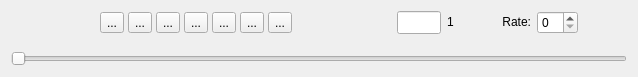
This is code/display/QtViewer/AnimatorWidget.ui in radio-astro/casa as Qt 5 draws it before an edit. The edited form follows.
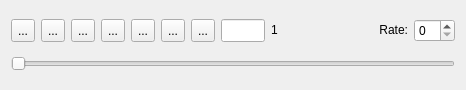
This is the edited form. Icons and pictures are not drawn.

Commit message:
New Development: no             JIRA Issue: no       Ready to Release: yes      Interface Changes: none What Interface Changed: none          Test Programs: none   Put in Release Notes: no
           Description: cleaning up the viewer dock because it was too tall to fit on my laptop screen (MB Air 11")

```diff
--- a/code/display/QtViewer/AnimatorWidget.ui
+++ b/code/display/QtViewer/AnimatorWidget.ui
@@ -6,8 +6,8 @@
    <rect>
     <x>0</x>
     <y>0</y>
-    <width>638</width>
-    <height>77</height>
+    <width>466</width>
+    <height>90</height>
    </rect>
   </property>
   <property name="sizePolicy">
@@ -19,61 +19,19 @@
   <property name="windowTitle">
    <string>AnimatorWidget</string>
   </property>
-  <layout class="QVBoxLayout" name="verticalLayout" stretch="1,0">
-   <property name="topMargin">
-    <number>0</number>
-   </property>
-   <property name="bottomMargin">
-    <number>0</number>
-   </property>
+  <layout class="QVBoxLayout" name="verticalLayout">
+   <item>
+    <layout class="QHBoxLayout" name="horizontalLayout_4">
    <item>
     <layout class="QHBoxLayout" name="horizontalLayout_2">
      <item>
-      <spacer name="horizontalSpacer_2">
-       <property name="orientation">
-        <enum>Qt::Horizontal</enum>
-       </property>
-       <property name="sizeHint" stdset="0">
-        <size>
-         <width>13</width>
-         <height>20</height>
-        </size>
-       </property>
-      </spacer>
-     </item>
-     <item>
-      <layout class="QHBoxLayout" name="_5">
-       <property name="spacing">
-        <number>4</number>
-       </property>
-       <item>
-        <spacer name="horizontalSpacer_5">
-         <property name="orientation">
-          <enum>Qt::Horizontal</enum>
-         </property>
-         <property name="sizeHint" stdset="0">
-          <size>
-           <width>40</width>
-           <height>20</height>
-          </size>
-         </property>
-        </spacer>
-       </item>
-       <item>
-        <spacer>
-         <property name="orientation">
-          <enum>Qt::Horizontal</enum>
-         </property>
-         <property name="sizeHint" stdset="0">
-          <size>
-           <width>0</width>
-           <height>0</height>
-          </size>
-         </property>
-        </spacer>
-       </item>
-       <item>
         <widget class="QToolButton" name="toStartTB_">
+         <property name="maximumSize">
+          <size>
+           <width>24</width>
+           <height>30</height>
+          </size>
+         </property>
          <property name="toolTip">
           <string>Go to start.</string>
          </property>
@@ -94,6 +52,12 @@
        </item>
        <item>
         <widget class="QToolButton" name="revStepTB_">
+         <property name="maximumSize">
+          <size>
+           <width>24</width>
+           <height>30</height>
+          </size>
+         </property>
          <property name="toolTip">
           <string>Reverse step.</string>
          </property>
@@ -114,6 +78,12 @@
        </item>
        <item>
         <widget class="QToolButton" name="revTB_">
+         <property name="maximumSize">
+          <size>
+           <width>24</width>
+           <height>30</height>
+          </size>
+         </property>
          <property name="toolTip">
           <string>Reverse play.</string>
          </property>
@@ -134,6 +104,12 @@
        </item>
        <item>
         <widget class="QToolButton" name="stopTB_">
+         <property name="maximumSize">
+          <size>
+           <width>24</width>
+           <height>30</height>
+          </size>
+         </property>
          <property name="toolTip">
           <string>Stop animation.</string>
          </property>
@@ -154,6 +130,12 @@
        </item>
        <item>
         <widget class="QToolButton" name="playTB_">
+         <property name="maximumSize">
+          <size>
+           <width>24</width>
+           <height>30</height>
+          </size>
+         </property>
          <property name="toolTip">
           <string>Forward play.</string>
          </property>
@@ -174,6 +156,12 @@
        </item>
        <item>
         <widget class="QToolButton" name="fwdStep_">
+         <property name="maximumSize">
+          <size>
+           <width>24</width>
+           <height>30</height>
+          </size>
+         </property>
          <property name="toolTip">
           <string>Forward step.</string>
          </property>
@@ -194,6 +182,12 @@
        </item>
        <item>
         <widget class="QToolButton" name="toEndTB_">
+         <property name="maximumSize">
+          <size>
+           <width>24</width>
+           <height>30</height>
+          </size>
+         </property>
          <property name="toolTip">
           <string>Go to end.</string>
          </property>
@@ -212,47 +206,10 @@
          </property>
         </widget>
        </item>
-       <item>
-        <spacer>
-         <property name="orientation">
-          <enum>Qt::Horizontal</enum>
-         </property>
-         <property name="sizeHint" stdset="0">
-          <size>
-           <width>0</width>
-           <height>0</height>
-          </size>
-         </property>
-        </spacer>
-       </item>
       </layout>
      </item>
      <item>
-      <spacer name="horizontalSpacer_3">
-       <property name="orientation">
-        <enum>Qt::Horizontal</enum>
-       </property>
-       <property name="sizeHint" stdset="0">
-        <size>
-         <width>40</width>
-         <height>20</height>
-        </size>
-       </property>
-      </spacer>
-     </item>
-     <item>
-      <spacer name="horizontalSpacer_4">
-       <property name="orientation">
-        <enum>Qt::Horizontal</enum>
-       </property>
-       <property name="sizeHint" stdset="0">
-        <size>
-         <width>40</width>
-         <height>20</height>
-        </size>
-       </property>
-      </spacer>
-     </item>
+      <layout class="QHBoxLayout" name="horizontalLayout_3">
      <item>
       <widget class="QLineEdit" name="frameEdit_">
        <property name="sizePolicy">
@@ -294,10 +251,16 @@
        </property>
        <property name="minimumSize">
         <size>
-         <width>35</width>
+           <width>45</width>
          <height>0</height>
         </size>
        </property>
+         <property name="maximumSize">
+          <size>
+           <width>45</width>
+           <height>16777215</height>
+          </size>
+         </property>
        <property name="text">
         <string>1</string>
        </property>
@@ -306,6 +269,8 @@
        </property>
       </widget>
      </item>
+      </layout>
+     </item>
      <item>
       <layout class="QHBoxLayout" name="horizontalLayout">
        <item>
@@ -339,32 +304,19 @@
        </item>
       </layout>
      </item>
-     <item>
-      <spacer name="horizontalSpacer">
-       <property name="orientation">
-        <enum>Qt::Horizontal</enum>
-       </property>
-       <property name="sizeHint" stdset="0">
-        <size>
-         <width>13</width>
-         <height>20</height>
-        </size>
-       </property>
-      </spacer>
-     </item>
     </layout>
    </item>
    <item>
     <widget class="QSlider" name="frameSlider_">
      <property name="sizePolicy">
-      <sizepolicy hsizetype="MinimumExpanding" vsizetype="Fixed">
+      <sizepolicy hsizetype="Minimum" vsizetype="Fixed">
        <horstretch>0</horstretch>
        <verstretch>0</verstretch>
       </sizepolicy>
      </property>
      <property name="minimumSize">
       <size>
-       <width>180</width>
+       <width>170</width>
        <height>0</height>
       </size>
      </property>
```
Lines whose indentation alone changed are shown as unchanged. The commit also changes 7 other files.
